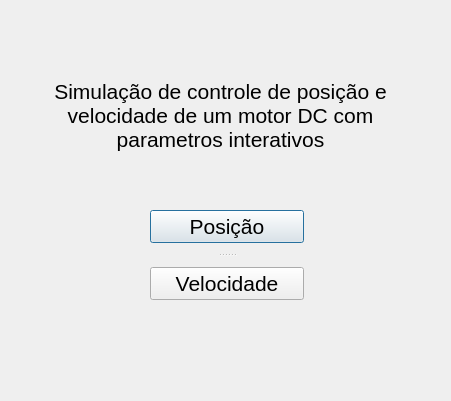
This is windows/menu.ui in lgalvani007/ProjetoSemestral as Qt 5 draws it before an edit. The edited form follows.
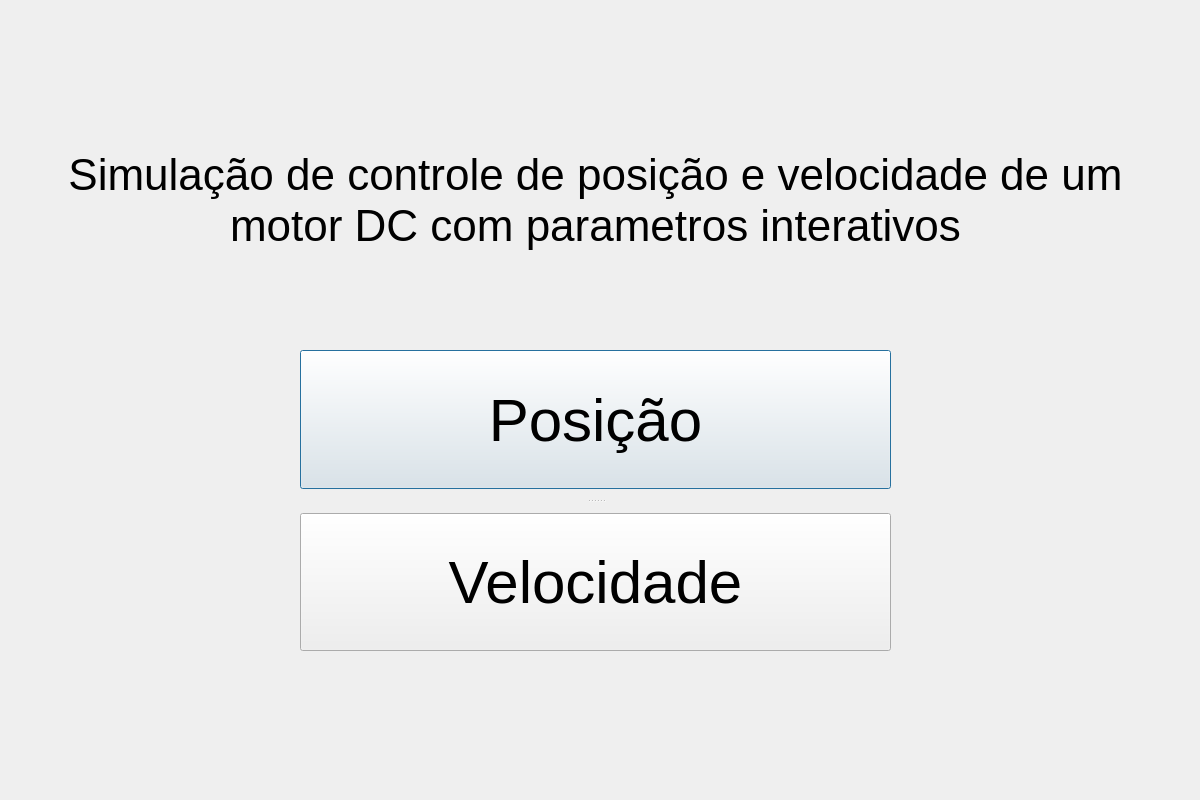
This is the edited form.

What changed in the file:
```diff
--- a/windows/menu.ui
+++ b/windows/menu.ui
@@ -6,8 +6,8 @@
    <rect>
     <x>0</x>
     <y>0</y>
-    <width>451</width>
-    <height>401</height>
+    <width>1200</width>
+    <height>800</height>
    </rect>
   </property>
   <property name="windowTitle">
@@ -22,19 +22,25 @@
   <widget class="QLabel" name="label">
    <property name="geometry">
     <rect>
-     <x>30</x>
-     <y>40</y>
-     <width>381</width>
-     <height>151</height>
+     <x>50</x>
+     <y>20</y>
+     <width>1091</width>
+     <height>361</height>
     </rect>
    </property>
    <property name="font">
     <font>
-     <pointsize>16</pointsize>
+     <pointsize>33</pointsize>
     </font>
    </property>
+   <property name="frameShadow">
+    <enum>QFrame::Plain</enum>
+   </property>
    <property name="lineWidth">
-    <number>1</number>
+    <number>0</number>
+   </property>
+   <property name="midLineWidth">
+    <number>0</number>
    </property>
    <property name="text">
     <string>Simulação de controle de posição e velocidade de um motor DC com parametros interativos</string>
@@ -52,10 +58,10 @@
   <widget class="QSplitter" name="splitter">
    <property name="geometry">
     <rect>
-     <x>150</x>
-     <y>210</y>
-     <width>154</width>
-     <height>90</height>
+     <x>300</x>
+     <y>350</y>
+     <width>591</width>
+     <height>301</height>
     </rect>
    </property>
    <property name="sizePolicy">
@@ -66,7 +72,7 @@
    </property>
    <property name="font">
     <font>
-     <pointsize>16</pointsize>
+     <pointsize>45</pointsize>
     </font>
    </property>
    <property name="frameShape">
```
Left out of the diff: 2 changed lines with no effect on the pictures.
